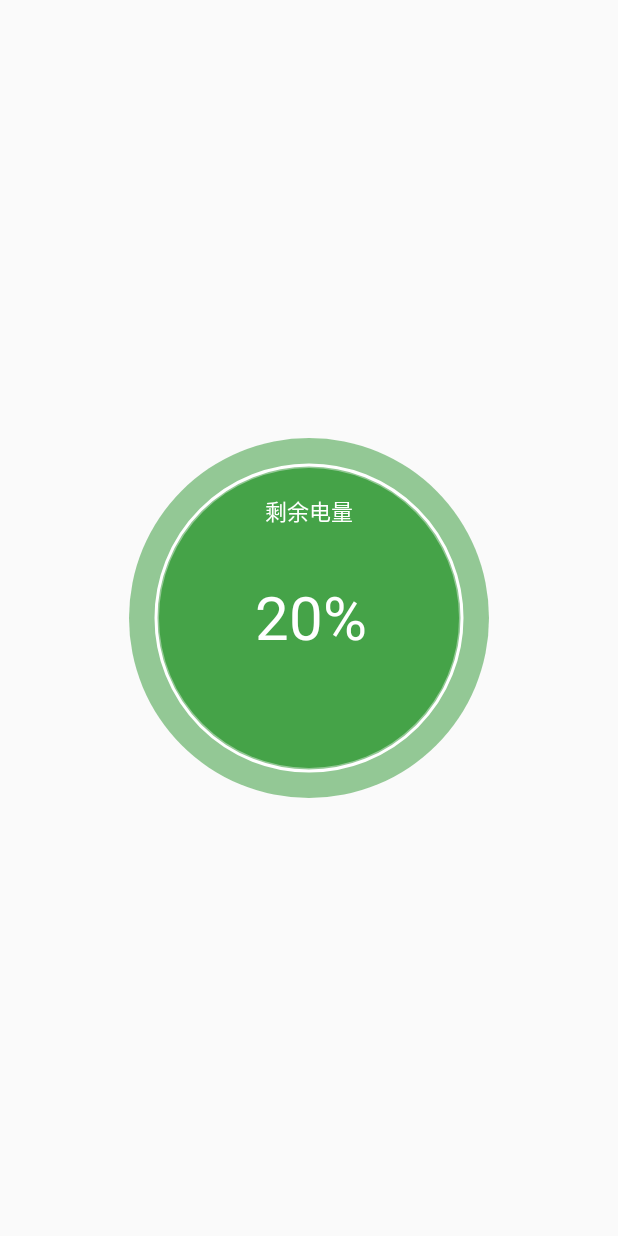
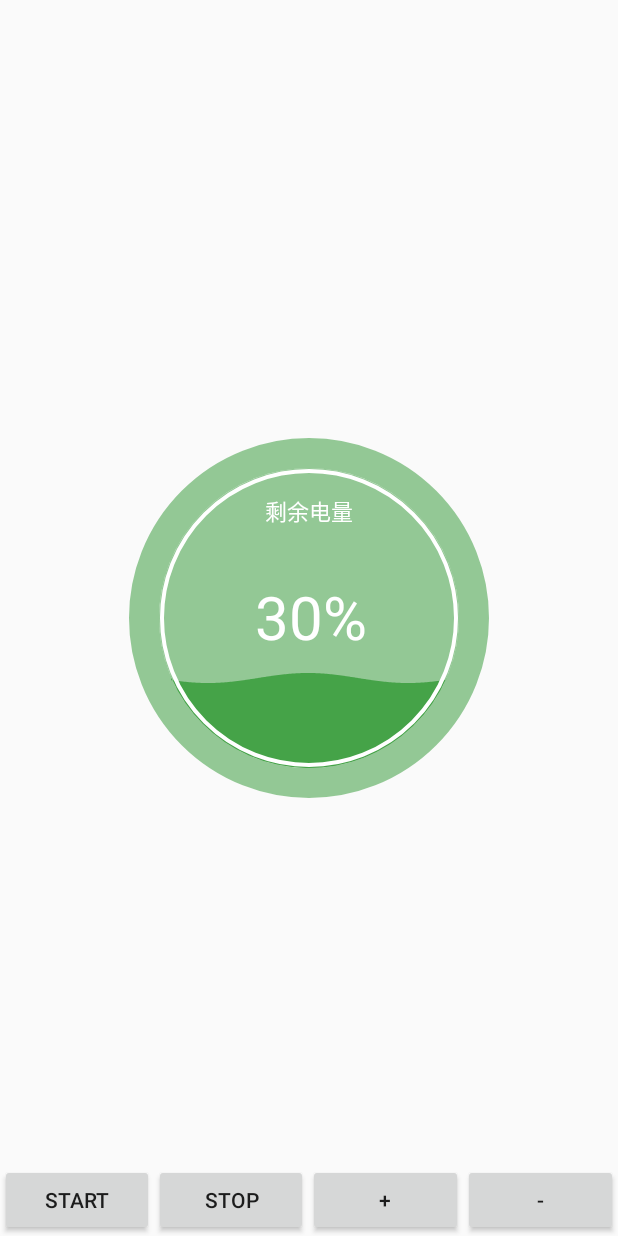
Before and after one commit to wangjia55/AndroidWaveView, an Android app: the screen it shows after launch (MainActivity), on a phone screen of 412 x 824 dp. Run offline under Robolectric (Android 15) with nearby library versions, the phone set to English and light mode, and no system bars.

Commit message:
完成了具有波浪效果的控件

```diff
--- a/app/src/main/java/com/jacob/waveview/MainActivity.java
+++ b/app/src/main/java/com/jacob/waveview/MainActivity.java
@@ -2,14 +2,34 @@ package com.jacob.waveview;
 
 import android.os.Bundle;
 import android.support.v4.app.FragmentActivity;
+import android.view.View;
 
 
 public class MainActivity extends FragmentActivity {
+    private WaterWaveView mWaterWave;
+    int progress = 50;
 
     @Override
     protected void onCreate(Bundle savedInstanceState) {
         super.onCreate(savedInstanceState);
         setContentView(R.layout.activity_main);
+        mWaterWave = (WaterWaveView) findViewById(R.id.waterWaveView);
+    }
+
+    public void start(View view) {
+        mWaterWave.startWave();
+    }
+
+    public void stop(View view) {
+        mWaterWave.stopWave();
+    }
+
+    public void progressUp(View view) {
+        mWaterWave.setProgress((progress++));
+    }
+
+    public void progressDown(View view) {
+        mWaterWave.setProgress((progress--));
     }
 
 }
--- a/app/src/main/java/com/jacob/waveview/WaterWaveView.java
+++ b/app/src/main/java/com/jacob/waveview/WaterWaveView.java
@@ -4,7 +4,11 @@ import android.content.Context;
 import android.graphics.Canvas;
 import android.graphics.Color;
 import android.graphics.Paint;
+import android.graphics.Path;
 import android.graphics.Rect;
+import android.graphics.RectF;
+import android.os.Handler;
+import android.os.Message;
 import android.util.AttributeSet;
 import android.util.TypedValue;
 import android.view.View;
@@ -17,10 +21,14 @@ import android.view.View;
  */
 public class WaterWaveView extends View {
 
-    //默认内环半径100dp
+    /**
+     * 默认内环半径100dp
+     */
     private int mRadius = dpToPx(100);
 
-    //外环的宽度
+    /**
+     * 外环的宽度
+     */
     private int mStrokeWidth = dpToPx(20);
 
     private Paint mPaintOutCircle;
@@ -33,13 +41,16 @@ public class WaterWaveView extends View {
     /**
      * 当前进度，或者百分比
      */
-    private int progress = 20;
+    private int progress = 30;
 
     /**
      * 中心文字的范围大小
      */
     private Rect mRectProgress = new Rect();
 
+    /**
+     * 提示文字的范围大小
+     */
     private Rect mRectTips = new Rect();
 
     private String mTipString = "剩余电量";
@@ -48,6 +59,36 @@ public class WaterWaveView extends View {
      * View中心点的坐标
      */
     private int mCenterXY;
+
+
+    /**
+     * 记录所有的波纹的点的位置
+     */
+    private Path mPath = new Path();
+
+    private Handler mHandler = new Handler() {
+        @Override
+        public void handleMessage(Message msg) {
+            super.handleMessage(msg);
+            mOffsetX = mOffsetX + 3;
+            if (mOffsetX > 10000) {
+                mOffsetX = 0;
+            }
+            invalidate();
+        }
+    };
+
+    /**
+     * 每次重新绘制的时候，X轴的偏移量
+     */
+    private float mOffsetX = 0;
+
+    /**
+     * 波浪的高度
+     */
+    private double mWaveHeight = 5;
+
+    private boolean isWaving = true;
 
     public WaterWaveView(Context context) {
         this(context, null);
@@ -66,17 +107,18 @@ public class WaterWaveView extends View {
         mPaintOutCircle = new Paint(Paint.ANTI_ALIAS_FLAG);
         mPaintOutCircle.setDither(true);
         mPaintOutCircle.setColor(Color.parseColor("#8F45A348"));
-        mPaintOutCircle.setStyle(Paint.Style.FILL);
+        mPaintOutCircle.setStyle(Paint.Style.STROKE);
+        mPaintOutCircle.setStrokeWidth(mStrokeWidth);
 
         mPaintBorderCircle = new Paint(Paint.ANTI_ALIAS_FLAG);
         mPaintBorderCircle.setDither(true);
         mPaintBorderCircle.setColor(Color.parseColor("#FFFFFF"));
         mPaintBorderCircle.setStyle(Paint.Style.STROKE);
-        mPaintBorderCircle.setStrokeWidth(dpToPx(2));
+        mPaintBorderCircle.setStrokeWidth(dpToPx(3));
 
         mPaintInnerCircle = new Paint(Paint.ANTI_ALIAS_FLAG);
         mPaintInnerCircle.setDither(true);
-        mPaintInnerCircle.setColor(Color.parseColor("#FF45A348"));
+        mPaintInnerCircle.setColor(Color.parseColor("#8F45A348"));
         mPaintInnerCircle.setStyle(Paint.Style.FILL);
 
         mPaintText = new Paint(Paint.ANTI_ALIAS_FLAG);
@@ -88,13 +130,12 @@ public class WaterWaveView extends View {
         mPaintTextTips.setDither(true);
         mPaintTextTips.setColor(Color.parseColor("#FFFFFF"));
         mPaintTextTips.setTextSize(spToPx(15));
-        mPaintTextTips.getTextBounds(mTipString,0,mTipString.length(),mRectTips);
+        mPaintTextTips.getTextBounds(mTipString, 0, mTipString.length(), mRectTips);
 
         mPaintWater = new Paint(Paint.ANTI_ALIAS_FLAG);
         mPaintWater.setDither(true);
-        mPaintWater.setColor(Color.parseColor("#7F45A348"));
+        mPaintWater.setColor(Color.parseColor("#FF45A348"));
         mPaintWater.setStyle(Paint.Style.FILL);
-
 
     }
 
@@ -138,14 +179,19 @@ public class WaterWaveView extends View {
     @Override
     protected void onDraw(Canvas canvas) {
 //        super.onDraw(canvas);
-        //绘制最底层的外环
-        canvas.drawCircle(mCenterXY, mCenterXY, mCenterXY, mPaintOutCircle);
+
+//        //绘制内圆
+        canvas.drawCircle(mCenterXY, mCenterXY, mRadius, mPaintInnerCircle);
+
+        //绘制波浪
+        createWavePath(progress);
+        canvas.drawPath(mPath, mPaintWater);
 
         //绘制中间的边界的元环
-        canvas.drawCircle(mCenterXY, mCenterXY, mRadius + dpToPx(2), mPaintBorderCircle);
+        canvas.drawCircle(mCenterXY, mCenterXY, mRadius + mStrokeWidth / 2, mPaintOutCircle);
 
-        //绘制内圆
-        canvas.drawCircle(mCenterXY, mCenterXY, mRadius, mPaintInnerCircle);
+        //绘制中间的边界的元环
+        canvas.drawCircle(mCenterXY, mCenterXY, mRadius - dpToPx(2), mPaintBorderCircle);
 
         //绘制中心的文字
         String text = progress + "%";
@@ -153,8 +199,79 @@ public class WaterWaveView extends View {
         canvas.drawText(text, (getWidth() - mRectProgress.width()) / 2, (getHeight() + mRectProgress.height()) / 2, mPaintText);
 
         //绘制tips的文字
-        canvas.drawText(mTipString,(getWidth() - mRectTips.width()) / 2, (getHeight()/3 + mRectProgress.height()) / 2, mPaintTextTips);
+        canvas.drawText(mTipString, (getWidth() - mRectTips.width()) / 2, (getHeight() / 3 + mRectProgress.height()) / 2, mPaintTextTips);
+        if (isWaving) {
+            mHandler.sendEmptyMessage(10);
+        }
+    }
 
+
+    /**
+     * 创建波浪，主要是通过path来创建
+     */
+    private void createWavePath(int progress) {
+        mPath.reset();
+        float absY;
+        float sweepAngle;
+        float startAngle;
+        float absX;
+        if (progress >= 50) {
+            absY = mRadius * 2 * (progress * 1.0f / 100);
+            float angle = (float) (Math.asin((absY - mRadius) * 1.0f / mRadius) * 180 / Math.PI);
+            absX = (float) (mRadius * Math.cos(angle * Math.PI / 180));
+            sweepAngle = angle * 2 + 180;
+            startAngle = -angle;
+        } else {
+            absY = mRadius * 2 * (progress * 1.0f / 100);
+            float angle = (float) (Math.acos((mRadius - absY) * 1.0f / mRadius) * 180 / Math.PI);
+            absX = (float) (mRadius * Math.sin(angle * Math.PI / 180));
+            sweepAngle = angle * 2;
+            startAngle = 90 - angle;
+        }
+
+        int startX = (int) (mRadius - absX) + mStrokeWidth;
+
+        float x, y;
+        for (int i = 0; i < absX * 2; i++) {
+            x = i + startX;
+            y = (float) (mWaveHeight * Math.sin((i * 1.5f + mOffsetX) / mRadius * Math.PI)) + (mRadius * 2 - absY) + mStrokeWidth;
+            if (i == 0) {
+                mPath.moveTo(x, y);
+            } else {
+                mPath.quadTo(x, y, x + 1, y);
+            }
+        }
+        RectF rectF = new RectF(mStrokeWidth, mStrokeWidth, mRadius * 2 + mStrokeWidth, mRadius * 2 + mStrokeWidth);
+        mPath.arcTo(rectF, startAngle, sweepAngle);
+        mPath.close();
+    }
+
+    /**
+     * 设置进度
+     */
+    public void setProgress(int progress) {
+        this.progress = progress;
+        invalidate();
+    }
+
+    /**
+     * 开始动画
+     */
+    public void startWave() {
+        if (!isWaving && mHandler != null) {
+            mHandler.sendEmptyMessage(10);
+        }
+        isWaving = true;
+    }
+
+    /**
+     * 关闭动画
+     */
+    public void stopWave() {
+        if (mHandler != null) {
+            mHandler.removeMessages(10);
+        }
+        isWaving = false;
     }
 
     private int dpToPx(int dp) {
--- a/app/src/main/res/layout/activity_main.xml
+++ b/app/src/main/res/layout/activity_main.xml
@@ -6,9 +6,47 @@
 
 
     <com.jacob.waveview.WaterWaveView
+        android:id="@+id/waterWaveView"
         android:layout_width="wrap_content"
         android:layout_height="wrap_content"
         android:layout_centerInParent="true"/>
 
 
+    <LinearLayout
+        android:layout_width="match_parent"
+        android:layout_height="wrap_content"
+        android:layout_alignParentBottom="true"
+        android:orientation="horizontal">
+
+        <Button
+            android:layout_width="wrap_content"
+            android:layout_height="wrap_content"
+            android:layout_weight="1"
+            android:onClick="start"
+            android:text="Start"/>
+
+        <Button
+            android:layout_width="wrap_content"
+            android:layout_height="wrap_content"
+            android:onClick="stop"
+            android:layout_weight="1"
+            android:text="Stop"/>
+
+
+        <Button
+            android:layout_width="wrap_content"
+            android:layout_height="wrap_content"
+            android:onClick="progressUp"
+            android:layout_weight="1"
+            android:text="+"/>
+
+        <Button
+            android:layout_width="wrap_content"
+            android:layout_height="wrap_content"
+            android:onClick="progressDown"
+            android:layout_weight="1"
+            android:text="-"/>
+    </LinearLayout>
+
+
 </RelativeLayout>
```
